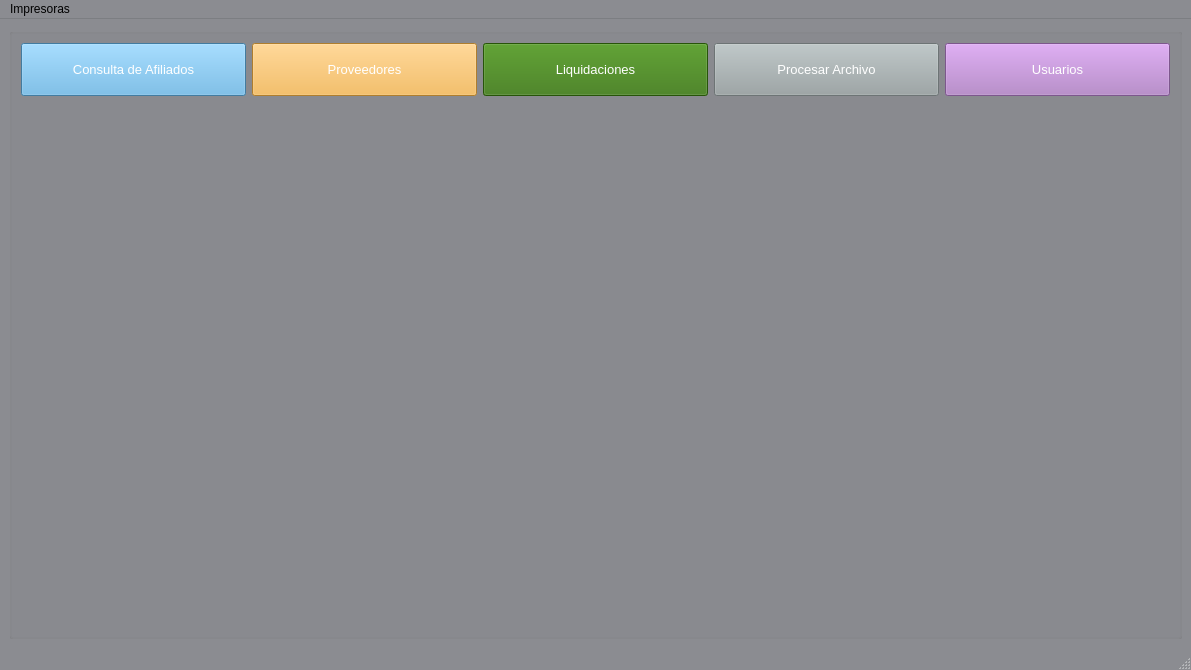
Above: gui/menuPrincipal.ui from shae-ra/sindicato before the change. Below: the same form after it.
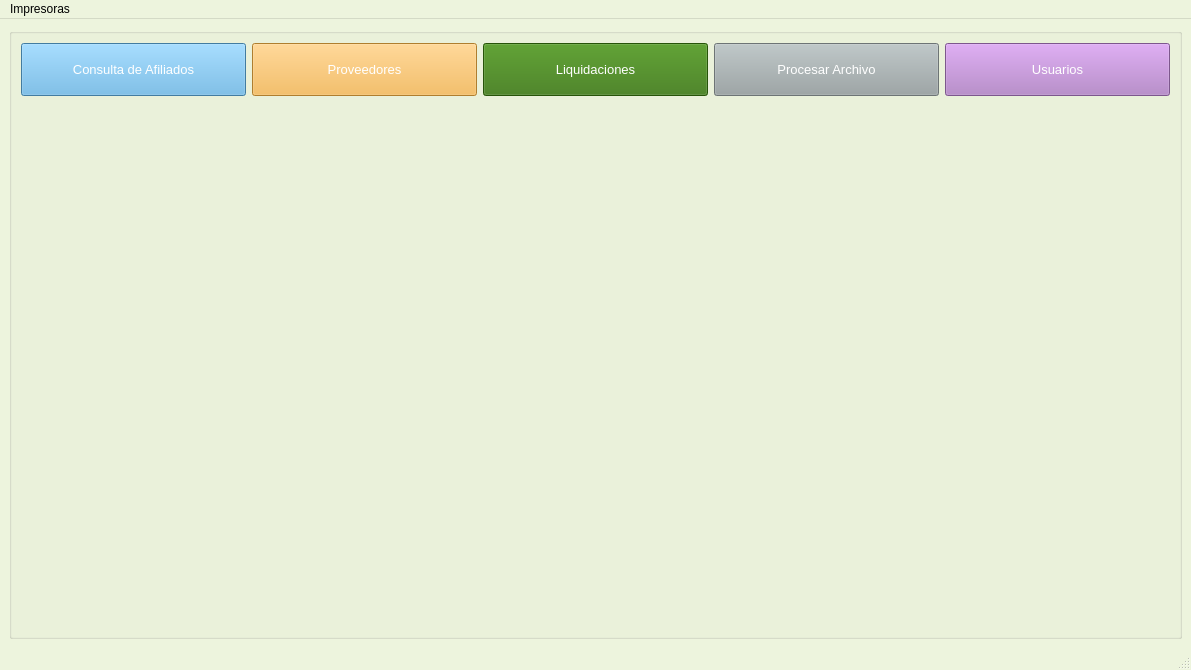
That is the form after the change. Icons and pictures are not drawn.

```diff
--- a/gui/menuPrincipal.ui
+++ b/gui/menuPrincipal.ui
@@ -25,45 +25,45 @@
      <colorrole role="Button">
       <brush brushstyle="SolidPattern">
        <color alpha="255">
-        <red>139</red>
-        <green>140</green>
-        <blue>145</blue>
+        <red>237</red>
+        <green>244</green>
+        <blue>221</blue>
        </color>
       </brush>
      </colorrole>
      <colorrole role="Light">
       <brush brushstyle="SolidPattern">
        <color alpha="255">
-        <red>209</red>
-        <green>210</green>
-        <blue>218</blue>
+        <red>255</red>
+        <green>255</green>
+        <blue>255</blue>
        </color>
       </brush>
      </colorrole>
      <colorrole role="Midlight">
       <brush brushstyle="SolidPattern">
        <color alpha="255">
-        <red>174</red>
-        <green>175</green>
-        <blue>181</blue>
+        <red>246</red>
+        <green>249</green>
+        <blue>238</blue>
        </color>
       </brush>
      </colorrole>
      <colorrole role="Dark">
       <brush brushstyle="SolidPattern">
        <color alpha="255">
-        <red>69</red>
-        <green>70</green>
-        <blue>72</blue>
+        <red>118</red>
+        <green>122</green>
+        <blue>110</blue>
        </color>
       </brush>
      </colorrole>
      <colorrole role="Mid">
       <brush brushstyle="SolidPattern">
        <color alpha="255">
-        <red>93</red>
-        <green>93</green>
-        <blue>97</blue>
+        <red>158</red>
+        <green>163</green>
+        <blue>147</blue>
        </color>
       </brush>
      </colorrole>
@@ -106,9 +106,9 @@
      <colorrole role="Window">
       <brush brushstyle="SolidPattern">
        <color alpha="255">
-        <red>139</red>
-        <green>140</green>
-        <blue>145</blue>
+        <red>237</red>
+        <green>244</green>
+        <blue>221</blue>
        </color>
       </brush>
      </colorrole>
@@ -124,9 +124,9 @@
      <colorrole role="AlternateBase">
       <brush brushstyle="SolidPattern">
        <color alpha="255">
-        <red>197</red>
-        <green>197</green>
-        <blue>200</blue>
+        <red>246</red>
+        <green>249</green>
+        <blue>238</blue>
        </color>
       </brush>
      </colorrole>
@@ -162,45 +162,45 @@
      <colorrole role="Button">
       <brush brushstyle="SolidPattern">
        <color alpha="255">
-        <red>139</red>
-        <green>140</green>
-        <blue>145</blue>
+        <red>237</red>
+        <green>244</green>
+        <blue>221</blue>
        </color>
       </brush>
      </colorrole>
      <colorrole role="Light">
       <brush brushstyle="SolidPattern">
        <color alpha="255">
-        <red>209</red>
-        <green>210</green>
-        <blue>218</blue>
+        <red>255</red>
+        <green>255</green>
+        <blue>255</blue>
        </color>
       </brush>
      </colorrole>
      <colorrole role="Midlight">
       <brush brushstyle="SolidPattern">
        <color alpha="255">
-        <red>174</red>
-        <green>175</green>
-        <blue>181</blue>
+        <red>246</red>
+        <green>249</green>
+        <blue>238</blue>
        </color>
       </brush>
      </colorrole>
      <colorrole role="Dark">
       <brush brushstyle="SolidPattern">
        <color alpha="255">
-        <red>69</red>
-        <green>70</green>
-        <blue>72</blue>
+        <red>118</red>
+        <green>122</green>
+        <blue>110</blue>
        </color>
       </brush>
      </colorrole>
      <colorrole role="Mid">
       <brush brushstyle="SolidPattern">
        <color alpha="255">
-        <red>93</red>
-        <green>93</green>
-        <blue>97</blue>
+        <red>158</red>
+        <green>163</green>
+        <blue>147</blue>
        </color>
       </brush>
      </colorrole>
@@ -243,9 +243,9 @@
      <colorrole role="Window">
       <brush brushstyle="SolidPattern">
        <color alpha="255">
-        <red>139</red>
-        <green>140</green>
-        <blue>145</blue>
+        <red>237</red>
+        <green>244</green>
+        <blue>221</blue>
        </color>
       </brush>
      </colorrole>
@@ -261,9 +261,9 @@
      <colorrole role="AlternateBase">
       <brush brushstyle="SolidPattern">
        <color alpha="255">
-        <red>197</red>
-        <green>197</green>
-        <blue>200</blue>
+        <red>246</red>
+        <green>249</green>
+        <blue>238</blue>
        </color>
       </brush>
      </colorrole>
@@ -290,63 +290,63 @@
      <colorrole role="WindowText">
       <brush brushstyle="SolidPattern">
        <color alpha="255">
-        <red>69</red>
-        <green>70</green>
-        <blue>72</blue>
+        <red>118</red>
+        <green>122</green>
+        <blue>110</blue>
        </color>
       </brush>
      </colorrole>
      <colorrole role="Button">
       <brush brushstyle="SolidPattern">
        <color alpha="255">
-        <red>139</red>
-        <green>140</green>
-        <blue>145</blue>
+        <red>237</red>
+        <green>244</green>
+        <blue>221</blue>
        </color>
       </brush>
      </colorrole>
      <colorrole role="Light">
       <brush brushstyle="SolidPattern">
        <color alpha="255">
-        <red>209</red>
-        <green>210</green>
-        <blue>218</blue>
+        <red>255</red>
+        <green>255</green>
+        <blue>255</blue>
        </color>
       </brush>
      </colorrole>
      <colorrole role="Midlight">
       <brush brushstyle="SolidPattern">
        <color alpha="255">
-        <red>174</red>
-        <green>175</green>
-        <blue>181</blue>
+        <red>246</red>
+        <green>249</green>
+        <blue>238</blue>
        </color>
       </brush>
      </colorrole>
      <colorrole role="Dark">
       <brush brushstyle="SolidPattern">
        <color alpha="255">
-        <red>69</red>
-        <green>70</green>
-        <blue>72</blue>
+        <red>118</red>
+        <green>122</green>
+        <blue>110</blue>
        </color>
       </brush>
      </colorrole>
      <colorrole role="Mid">
       <brush brushstyle="SolidPattern">
        <color alpha="255">
-        <red>93</red>
-        <green>93</green>
-        <blue>97</blue>
+        <red>158</red>
+        <green>163</green>
+        <blue>147</blue>
        </color>
       </brush>
      </colorrole>
      <colorrole role="Text">
       <brush brushstyle="SolidPattern">
        <color alpha="255">
-        <red>69</red>
-        <green>70</green>
-        <blue>72</blue>
+        <red>118</red>
+        <green>122</green>
+        <blue>110</blue>
        </color>
       </brush>
      </colorrole>
@@ -362,27 +362,27 @@
      <colorrole role="ButtonText">
       <brush brushstyle="SolidPattern">
        <color alpha="255">
-        <red>69</red>
-        <green>70</green>
-        <blue>72</blue>
+        <red>118</red>
+        <green>122</green>
+        <blue>110</blue>
        </color>
       </brush>
      </colorrole>
      <colorrole role="Base">
       <brush brushstyle="SolidPattern">
        <color alpha="255">
-        <red>139</red>
-        <green>140</green>
-        <blue>145</blue>
+        <red>237</red>
+        <green>244</green>
+        <blue>221</blue>
        </color>
       </brush>
      </colorrole>
      <colorrole role="Window">
       <brush brushstyle="SolidPattern">
        <color alpha="255">
-        <red>139</red>
-        <green>140</green>
-        <blue>145</blue>
+        <red>237</red>
+        <green>244</green>
+        <blue>221</blue>
        </color>
       </brush>
      </colorrole>
@@ -398,9 +398,9 @@
      <colorrole role="AlternateBase">
       <brush brushstyle="SolidPattern">
        <color alpha="255">
-        <red>139</red>
-        <green>140</green>
-        <blue>145</blue>
+        <red>237</red>
+        <green>244</green>
+        <blue>221</blue>
        </color>
       </brush>
      </colorrole>
```
